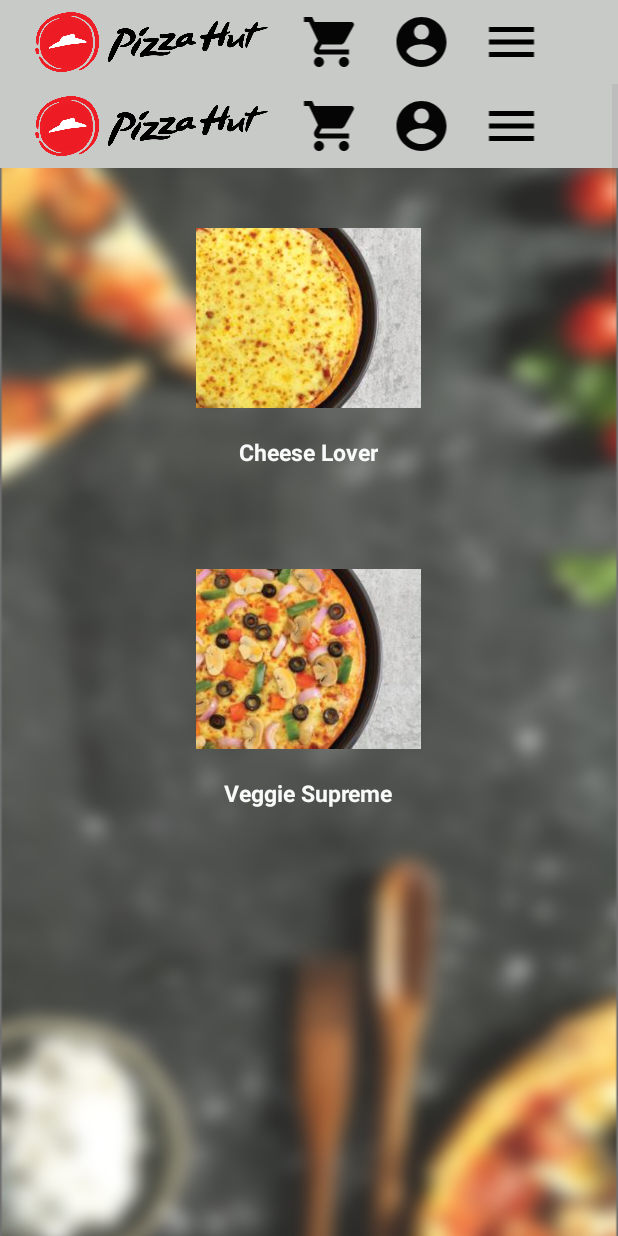
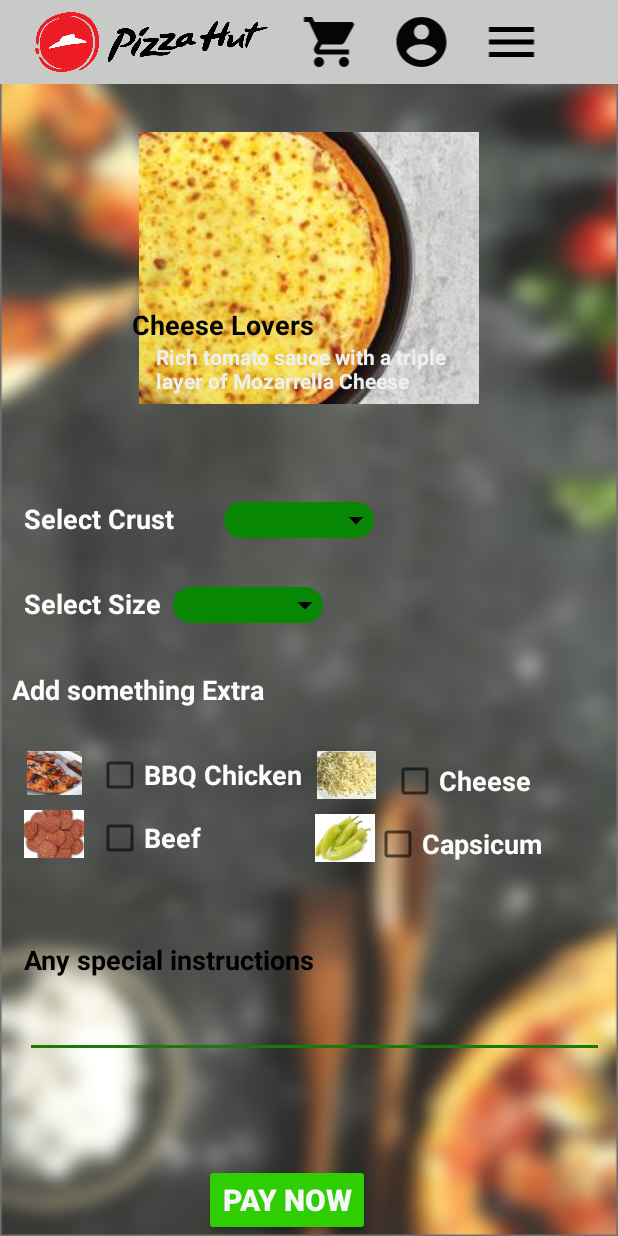
Before and after one commit to onlinekee/PizzahutApp, an Android app: the searchresult screen opened directly, with no data from a screen before it, on a phone screen of 412 x 824 dp. Run offline under Robolectric (Android 15) with nearby library versions, the phone set to English and light mode, and no system bars.

Commit message:
Search pizza WITH IMAGE

```diff
--- a/app/src/main/AndroidManifest.xml
+++ b/app/src/main/AndroidManifest.xml
@@ -2,6 +2,7 @@
 <manifest xmlns:android="http://schemas.android.com/apk/res/android"
     package="com.example.hp.pizzahut_order">
 
+    <uses-permission android:name="android.permission.VIBRATE" />
     <application
         android:allowBackup="true"
         android:icon="@mipmap/ic_launcher"
@@ -17,9 +18,9 @@
             </intent-filter>
         </activity>
         <activity android:name=".SearchPizza" />
-        <activity android:name=".searchresult" />
         <activity android:name=".rowdata" />
-        <activity android:name=".griditem"></activity>
+        <activity android:name=".griditem" />
+        <activity android:name=".searchresult"></activity>
     </application>
 
 </manifest>
--- a/app/src/main/java/com/example/hp/pizzahut_order/SearchPizza.java
+++ b/app/src/main/java/com/example/hp/pizzahut_order/SearchPizza.java
@@ -1,5 +1,6 @@
 package com.example.hp.pizzahut_order;
 
+import android.content.Intent;
 import android.os.Bundle;
 import android.support.v7.app.AppCompatActivity;
 import android.view.View;
@@ -51,6 +52,9 @@ public class SearchPizza extends AppCompatActivity {
         gridView.setOnItemClickListener(new AdapterView.OnItemClickListener() {
             @Override
             public void onItemClick(AdapterView<?> parent, View view, int position, long id) {
+
+                Intent intent = new Intent(SearchPizza.this, searchresult.class);
+                startActivity(intent);
                 Toast.makeText(getApplicationContext(), pizzanames[position], Toast.LENGTH_SHORT).show();
             }
         });
--- a/app/src/main/java/com/example/hp/pizzahut_order/searchresult.java
+++ b/app/src/main/java/com/example/hp/pizzahut_order/searchresult.java
@@ -1,94 +1,58 @@
 package com.example.hp.pizzahut_order;
 
+import android.content.Context;
 import android.content.Intent;
-import android.media.Image;
-import android.provider.MediaStore;
+import android.os.Vibrator;
 import android.support.v7.app.AppCompatActivity;
 import android.os.Bundle;
-import android.support.v7.widget.GridLayoutManager;
-import android.support.v7.widget.LinearLayoutManager;
-import android.support.v7.widget.RecyclerView;
 import android.view.View;
-import android.view.ViewGroup;
-import android.widget.AdapterView;
-import android.widget.BaseAdapter;
-import android.widget.GridView;
-import android.widget.ImageView;
-import android.widget.TextView;
+import android.view.animation.Animation;
+import android.view.animation.AnimationUtils;
+import android.widget.Button;
+import android.widget.Spinner;
+import android.widget.Toast;
 
 public class searchresult extends AppCompatActivity {
-
-    GridView gridView;
-    String[] pizzanames = {"Cheese Lover","Veggie Supreme","Spicy Veggie Panner","Devilled Chicken","Chicken Bacon"};
-    int[] pizzaimage = {R.drawable.cheeselover,R.drawable.veggiesupreme,R.drawable.spicyveggiepanner,R.drawable.devilledchicken,R.drawable.chickenbacon};
-
-//    private RecyclerView recyclerView;
-//    private int[] images = {R.drawable.chickenbacon, R.drawable.cheeselover,R.drawable.devilledchicken, R.drawable.spicyveggiepanner,R.drawable.veggiesupreme};
-//
-//
-//    private RecyclerAdapter adapter;
-//    private RecyclerView.LayoutManager layoutManager;
+    Spinner size,crust;
+    Button paynow;
+    Animation animShake;
+    Vibrator vib;
     @Override
     protected void onCreate(Bundle savedInstanceState) {
         super.onCreate(savedInstanceState);
-        setContentView(R.layout.searchpizzatext);
+        setContentView(R.layout.activity_searchresult);
 
-        gridView = findViewById(R.id.gridview);
+        size = (Spinner)findViewById(R.id.spinner_selectsize);
+        crust = (Spinner)findViewById(R.id.spinner_selectcrust);
+        paynow = (Button)findViewById(R.id.button_paynow);
+        animShake =AnimationUtils.loadAnimation(searchresult.this,R.anim.shake);
+        vib = (Vibrator)getSystemService(Context.VIBRATOR_SERVICE);
 
-        CustomAdapter customAdapter = new CustomAdapter();
-        gridView.setAdapter(customAdapter);
 
-        gridView.setOnItemClickListener(new AdapterView.OnItemClickListener() {
+
+        paynow.setOnClickListener(new View.OnClickListener() {
             @Override
-            public void onItemClick(AdapterView<?> parent, View view, int i, long id) {
-                Intent intent = new Intent(getApplicationContext(),griditem.class);
-                intent.putExtra("name",pizzanames[i]);
-                intent.putExtra("image",pizzaimage[i]);
-                startActivity(intent);
+            public void onClick(View v) {
+                Bundle bundle = new Bundle();
+                bundle.putString("size",size.getSelectedItem().toString());
+                bundle.putString("crust",crust.getSelectedItem().toString());
 
+                Intent intent = new Intent(searchresult.this,pavithra function );
+                intent.putExtra("size", size.getSelectedItem().toString());
+                intent.putExtra("crust",crust.getSelectedItem().toString());
+
+                if(size.getSelectedItem().toString().equals("        ")){
+                    Toast.makeText(searchresult.this,"Select size!",Toast.LENGTH_SHORT).show();
+                    size.startAnimation(animShake);
+                    vib.vibrate(120);
+                }else if (crust.getSelectedItem().toString().equals("        ")){
+                    Toast.makeText(searchresult.this,"Select crust!",Toast.LENGTH_SHORT).show();
+                    size.startAnimation(animShake);
+                    vib.vibrate(120);
+                }
             }
         });
 
-
     }
-    private class CustomAdapter extends BaseAdapter{
-
-
-
-            @Override
-            public int getCount() {
-                return pizzaimage.length;
-            }
-
-            @Override
-            public Object getItem(int position) {
-                return null;
-            }
-
-            @Override
-            public long getItemId(int position) {
-                return 0;
-            }
-
-            @Override
-            public View getView(int i, View convertView, ViewGroup parent) {
-                View view = getLayoutInflater().inflate(R.layout.activity_rowdata,null);
-
-                TextView name = view.findViewById(R.id.chesse);
-                ImageView imageView = view.findViewById(R.id.cheesseimage);
-
-                name.setText(pizzanames[i]);
-                imageView.setImageResource(pizzaimage[i]);
-                return  view;
-            }
-        }
-
-//        recyclerView = findViewById(R.id.recyclerView);
-//        layoutManager = new GridLayoutManager(this,1);
-//        recyclerView.setHasFixedSize(true);
-//        recyclerView.setLayoutManager(layoutManager);
-//        adapter = new RecyclerAdapter(images);
-//        recyclerView.setAdapter(adapter);
-//
 
 }
--- /dev/null
+++ b/app/src/main/res/layout/activity_searchresult.xml
@@ -0,0 +1,314 @@
+<?xml version="1.0" encoding="utf-8"?>
+<android.support.constraint.ConstraintLayout xmlns:android="http://schemas.android.com/apk/res/android"
+    xmlns:app="http://schemas.android.com/apk/res-auto"
+    xmlns:tools="http://schemas.android.com/tools"
+    android:layout_width="match_parent"
+    android:layout_height="match_parent"
+    android:background="@drawable/background">
+
+    <include
+        android:id="@+id/include"
+        layout="@layout/toolbar_layout"
+        android:layout_height="56dp" />
+
+
+    <ImageView
+        android:id="@+id/imageView2"
+        android:layout_width="292dp"
+        android:layout_height="181dp"
+        android:layout_alignParentTop="true"
+        android:layout_centerHorizontal="true"
+        android:layout_marginTop="32dp"
+        android:src="@drawable/cheeselover"
+        app:layout_constraintEnd_toEndOf="parent"
+        app:layout_constraintHorizontal_bias="0.5"
+        app:layout_constraintStart_toStartOf="parent"
+        app:layout_constraintTop_toBottomOf="@+id/include" />
+
+    <TextView
+        android:id="@+id/textView"
+        android:layout_width="226dp"
+        android:layout_height="41dp"
+        android:layout_alignParentBottom="true"
+        android:layout_centerHorizontal="true"
+        android:layout_marginStart="44dp"
+        android:layout_marginLeft="44dp"
+        android:text="Rich tomato sauce with a triple layer of Mozarrella Cheese"
+        android:textColor="#edf0f2"
+        android:textStyle="bold"
+        app:layout_constraintBottom_toBottomOf="@+id/imageView2"
+        app:layout_constraintStart_toStartOf="@+id/imageView2" />
+
+    <TextView
+        android:id="@+id/textView2"
+        android:layout_width="129dp"
+        android:layout_height="26dp"
+        android:layout_alignParentStart="true"
+        android:layout_alignParentLeft="true"
+        android:layout_alignParentTop="true"
+        android:layout_alignParentEnd="true"
+        android:layout_alignParentRight="true"
+        android:layout_marginStart="28dp"
+        android:layout_marginLeft="28dp"
+        android:layout_marginTop="116dp"
+        android:text="Cheese Lovers"
+        android:textColor="#050505"
+        android:textSize="18dp"
+        android:textStyle="bold"
+        app:layout_constraintStart_toStartOf="@+id/imageView2"
+        app:layout_constraintTop_toTopOf="@+id/imageView2" />
+
+    <TextView
+        android:id="@+id/textView3"
+        android:layout_width="125dp"
+        android:layout_height="wrap_content"
+        android:layout_alignParentStart="true"
+        android:layout_alignParentLeft="true"
+        android:layout_alignParentEnd="true"
+        android:layout_alignParentRight="true"
+        android:layout_alignParentBottom="true"
+        android:layout_marginStart="16dp"
+        android:layout_marginLeft="16dp"
+        android:layout_marginTop="64dp"
+        android:text="Select Crust"
+        android:textColor="#fcfdfb"
+        android:textSize="18dp"
+        android:textStyle="bold"
+        app:layout_constraintStart_toStartOf="parent"
+        app:layout_constraintTop_toBottomOf="@+id/imageView2" />
+
+    <TextView
+        android:id="@+id/textView4"
+        android:layout_width="wrap_content"
+        android:layout_height="wrap_content"
+        android:layout_below="@+id/include"
+        android:layout_alignParentStart="true"
+        android:layout_alignParentLeft="true"
+        android:layout_marginStart="16dp"
+        android:layout_marginLeft="16dp"
+        android:layout_marginTop="32dp"
+        android:text="Select Size"
+        android:textStyle="bold"
+        android:textSize="18dp"
+        android:textColor="#fcfdfb"
+        app:layout_constraintStart_toStartOf="parent"
+        app:layout_constraintTop_toBottomOf="@+id/textView3" />
+
+
+    <TextView
+        android:id="@+id/textView6"
+        android:layout_width="wrap_content"
+        android:layout_height="wrap_content"
+        android:layout_alignParentStart="true"
+        android:layout_alignParentLeft="true"
+        android:layout_alignParentBottom="true"
+        android:layout_marginStart="16dp"
+        android:layout_marginLeft="16dp"
+        android:layout_marginTop="55dp"
+        android:layout_marginEnd="242dp"
+        android:layout_marginRight="242dp"
+        android:text="Any special instructions"
+        android:textColor="@android:color/black"
+        android:textSize="18sp"
+        android:textStyle="bold"
+        app:layout_constraintEnd_toEndOf="parent"
+        app:layout_constraintHorizontal_bias="0.0"
+        app:layout_constraintStart_toStartOf="parent"
+        app:layout_constraintTop_toBottomOf="@+id/imageView4" />
+
+    <Spinner
+        android:id="@+id/spinner_selectcrust"
+        android:layout_width="wrap_content"
+        android:layout_height="wrap_content"
+        android:layout_alignTop="@+id/textView3"
+        android:layout_alignParentStart="true"
+        android:layout_marginStart="8dp"
+        android:layout_marginLeft="8dp"
+        android:background="@drawable/buttondropdownnormal"
+        android:entries="@array/pizzacrust"
+        android:popupBackground="@drawable/spinnerbg"
+        android:theme="@style/Spinner"
+        app:layout_constraintBaseline_toBaselineOf="@+id/textView3"
+        app:layout_constraintStart_toEndOf="@+id/textView3" />
+
+    <Spinner
+        android:id="@+id/spinner_selectsize"
+        android:layout_width="wrap_content"
+        android:layout_height="wrap_content"
+        android:layout_alignTop="@+id/textView3"
+        android:layout_alignParentStart="true"
+        android:layout_alignParentEnd="true"
+        android:layout_alignParentRight="true"
+        android:layout_marginStart="8dp"
+        android:layout_marginLeft="8dp"
+        android:background="@drawable/buttondropdownnormal"
+        android:entries="@array/size"
+        android:popupBackground="@drawable/spinnerbg"
+        android:theme="@style/Spinner"
+        app:layout_constraintBaseline_toBaselineOf="@+id/textView4"
+        app:layout_constraintStart_toEndOf="@+id/textView4" />
+
+    <EditText
+        android:id="@+id/editText2"
+        android:layout_width="386dp"
+        android:layout_height="wrap_content"
+        android:layout_alignParentStart="true"
+        android:layout_alignParentLeft="true"
+        android:layout_alignParentEnd="true"
+        android:layout_alignParentRight="true"
+        android:layout_alignParentBottom="true"
+        android:layout_marginStart="16dp"
+        android:layout_marginLeft="16dp"
+        android:layout_marginTop="8dp"
+        android:layout_marginEnd="9dp"
+        android:layout_marginRight="9dp"
+        android:ems="10"
+        android:inputType="textPersonName"
+        app:layout_constraintEnd_toEndOf="parent"
+        app:layout_constraintStart_toStartOf="parent"
+        app:layout_constraintTop_toBottomOf="@+id/textView6" />
+
+
+    <TextView
+        android:id="@+id/textView5"
+        android:layout_width="193dp"
+        android:layout_height="35dp"
+        android:layout_alignParentStart="true"
+        android:layout_alignParentLeft="true"
+        android:layout_alignParentEnd="true"
+        android:layout_alignParentRight="true"
+        android:layout_alignParentBottom="true"
+        android:layout_marginStart="8dp"
+        android:layout_marginLeft="8dp"
+        android:layout_marginTop="32dp"
+        android:text="Add something Extra"
+        android:textColor="#fcfdfb"
+        android:textSize="18dp"
+        android:textStyle="bold"
+
+        app:layout_constraintStart_toStartOf="parent"
+        app:layout_constraintTop_toBottomOf="@+id/spinner_selectsize" />
+
+    <ImageView
+        android:id="@+id/imageView3"
+        android:layout_width="40dp"
+        android:layout_height="29dp"
+        android:layout_marginStart="16dp"
+        android:layout_marginLeft="16dp"
+        android:layout_marginTop="18dp"
+        app:layout_constraintStart_toStartOf="parent"
+        app:layout_constraintTop_toBottomOf="@+id/textView5"
+        app:srcCompat="@drawable/bbqchicken" />
+
+    <ImageView
+        android:id="@+id/imageView4"
+        android:layout_width="wrap_content"
+        android:layout_height="wrap_content"
+        android:layout_marginStart="16dp"
+        android:layout_marginLeft="16dp"
+        android:layout_marginTop="10dp"
+        app:layout_constraintStart_toStartOf="parent"
+        app:layout_constraintTop_toBottomOf="@+id/imageView3"
+        app:srcCompat="@drawable/beef" />
+
+    <ImageView
+        android:id="@+id/imageView5"
+        android:layout_width="43dp"
+        android:layout_height="32dp"
+        android:layout_marginStart="8dp"
+        android:layout_marginLeft="8dp"
+        android:layout_marginTop="18dp"
+        app:layout_constraintStart_toEndOf="@+id/checkBox"
+        app:layout_constraintTop_toBottomOf="@+id/textView5"
+        app:srcCompat="@drawable/cheese" />
+
+    <ImageView
+        android:id="@+id/imageView7"
+        android:layout_width="41dp"
+        android:layout_height="32dp"
+        android:layout_marginStart="75dp"
+        android:layout_marginLeft="75dp"
+        android:layout_marginTop="10dp"
+        app:layout_constraintStart_toEndOf="@+id/checkBox2"
+        app:layout_constraintTop_toBottomOf="@+id/imageView5"
+        app:srcCompat="@drawable/capsicum" />
+
+    <Button
+        android:id="@+id/button_paynow"
+        android:layout_width="wrap_content"
+        android:layout_height="wrap_content"
+        android:layout_marginStart="124dp"
+        android:layout_marginLeft="124dp"
+        android:layout_marginEnd="8dp"
+        android:layout_marginRight="8dp"
+        android:backgroundTint="#2ece02"
+        android:text="Pay Now"
+        android:textColor="#f6f7f9"
+        android:textSize="20dp"
+        android:textStyle="bold"
+        app:layout_constraintBottom_toBottomOf="parent"
+        app:layout_constraintEnd_toEndOf="parent"
+        app:layout_constraintHorizontal_bias="0.072"
+        app:layout_constraintStart_toStartOf="parent" />
+
+    <CheckBox
+        android:id="@+id/checkBox"
+        android:layout_width="wrap_content"
+        android:layout_height="wrap_content"
+        android:layout_marginStart="8dp"
+        android:layout_marginLeft="8dp"
+        android:layout_marginTop="18dp"
+        android:text="BBQ Chicken"
+        android:textStyle="bold"
+        android:textSize="18dp"
+        android:textColor="#fcfdfb"
+        app:layout_constraintStart_toEndOf="@+id/imageView3"
+        app:layout_constraintTop_toBottomOf="@+id/textView5" />
+
+    <CheckBox
+        android:id="@+id/checkBox2"
+        android:layout_width="wrap_content"
+        android:layout_height="wrap_content"
+        android:layout_marginStart="8dp"
+        android:layout_marginLeft="8dp"
+        android:layout_marginTop="10dp"
+        android:text="Beef"
+        android:textStyle="bold"
+        android:textSize="18dp"
+        android:textColor="#fcfdfb"
+        app:layout_constraintStart_toEndOf="@+id/imageView4"
+        app:layout_constraintTop_toBottomOf="@+id/checkBox" />
+
+    <CheckBox
+        android:id="@+id/checkBox3"
+        android:layout_width="wrap_content"
+        android:layout_height="wrap_content"
+        android:layout_marginStart="8dp"
+        android:layout_marginLeft="8dp"
+        android:layout_marginTop="22dp"
+        android:text="Cheese"
+        android:textStyle="bold"
+        android:textSize="18dp"
+        android:textColor="#fcfdfb"
+        app:layout_constraintStart_toEndOf="@+id/imageView5"
+        app:layout_constraintTop_toBottomOf="@+id/textView5" />
+
+    <CheckBox
+        android:id="@+id/checkBox4"
+        android:layout_width="wrap_content"
+        android:layout_height="wrap_content"
+        android:layout_marginStart="8dp"
+        android:layout_marginLeft="8dp"
+        android:layout_marginTop="10dp"
+        android:layout_marginEnd="60dp"
+        android:layout_marginRight="60dp"
+        android:text="Capsicum"
+        android:textStyle="bold"
+        android:textSize="18dp"
+        android:textColor="#fcfdfb"
+        app:layout_constraintEnd_toEndOf="parent"
+        app:layout_constraintStart_toEndOf="@+id/imageView7"
+        app:layout_constraintTop_toBottomOf="@+id/checkBox3" />
+
+
+</android.support.constraint.ConstraintLayout>
--- a/app/src/main/res/layout/cheeselover.xml
+++ b/app/src/main/res/layout/cheeselover.xml
@@ -9,6 +9,11 @@
     <include
         android:id="@+id/include"
         layout="@layout/toolbar_layout" />
+
+    <ScrollView
+    android:layout_width="match_parent"
+    android:layout_height="wrap_content">
+
 
     <ImageView
         android:layout_width="292dp"
@@ -82,21 +87,6 @@
         android:textColor="#edf0f2"
         android:textStyle="bold" />
 
-    <TextView
-        android:id="@+id/textView5"
-        android:layout_width="135dp"
-        android:layout_height="wrap_content"
-        android:layout_alignStart="@+id/textView3"
-        android:layout_alignParentEnd="true"
-        android:layout_alignParentRight="true"
-        android:layout_alignParentBottom="true"
-        android:layout_marginStart="2dp"
-        android:layout_marginEnd="223dp"
-        android:layout_marginRight="223dp"
-        android:layout_marginBottom="177dp"
-        android:text="Add something Extra"
-        android:textColor="#edf0f2"
-        android:textStyle="bold"/>
 
     <TextView
         android:id="@+id/textView6"
@@ -131,7 +121,7 @@
         />
 
     <Spinner
-        android:id="@+id/spinner1"
+        android:id="@+id/spinner_selectsize"
         android:layout_width="wrap_content"
         android:layout_height="wrap_content"
         android:layout_alignTop="@+id/textView3"
@@ -164,21 +154,26 @@
         android:ems="10"
         android:inputType="textPersonName" />
 
-    <SearchView
-        android:layout_width="185dp"
-        android:layout_height="27dp"
-        android:layout_alignParentStart="true"
-        android:layout_alignParentLeft="true"
-        android:layout_alignParentEnd="true"
-        android:layout_alignParentRight="true"
-        android:layout_alignParentBottom="true"
-        android:layout_marginStart="166dp"
-        android:layout_marginLeft="166dp"
-        android:layout_marginEnd="33dp"
-        android:layout_marginRight="33dp"
-        android:layout_marginBottom="172dp">
-
-    </SearchView>
 
 
+
+        <TextView
+            android:id="@+id/textView5"
+            android:layout_width="135dp"
+            android:layout_height="wrap_content"
+            android:layout_alignStart="@+id/textView3"
+            android:layout_alignParentEnd="true"
+            android:layout_alignParentRight="true"
+            android:layout_alignParentBottom="true"
+            android:layout_marginStart="2dp"
+            android:layout_marginEnd="223dp"
+            android:layout_marginRight="223dp"
+            android:layout_marginBottom="177dp"
+            android:text="Add something Extra"
+            android:textColor="#edf0f2"
+            android:textStyle="bold"/>
+
+
+    </ScrollView>
+
 </RelativeLayout>
--- a/app/src/main/res/layout/searchpizzatext.xml
+++ b/app/src/main/res/layout/searchpizzatext.xml
@@ -1,5 +1,5 @@
 <?xml version="1.0" encoding="utf-8"?>
-<LinearLayout xmlns:android="http://schemas.android.com/apk/res/android"
+<RelativeLayout xmlns:android="http://schemas.android.com/apk/res/android"
     android:orientation="vertical"
     android:layout_width="wrap_content"
     android:layout_height="wrap_content"
@@ -10,17 +10,19 @@
     <include
         android:id="@+id/include"
         layout="@layout/toolbar_layout" />
-    <GridView
-        android:id="@+id/gridview"
+    <ExpandableListView
+        android:id="@+id/expendaplelistview"
         android:numColumns="1"
         android:verticalSpacing="1dp"
         android:horizontalSpacing="2dp"
         android:background="@drawable/background"
         android:layout_width="match_parent"
-        android:layout_height="wrap_content"></GridView>
+        android:layout_height="wrap_content">
+
+    </ExpandableListView>
 
 
 
 
 
-</LinearLayout>
+</RelativeLayout>
```
Also changed, not shown: app/src/main/res/anim/shake.xml (added, +9 -0 lines), app/src/main/res/drawable-hdpi/bbqchicken.jpg (added), app/src/main/res/drawable-hdpi/beef.jpg (added), app/src/main/res/drawable-hdpi/capsicum.jpg (added), app/src/main/res/drawable-hdpi/jalapeno.jpg (added), app/src/main/res/drawable-hdpi/mushroom.jpg (added), app/src/main/res/drawable-hdpi/olives.jpg (added), app/src/main/res/drawable-hdpi/onion.jpg (added).
